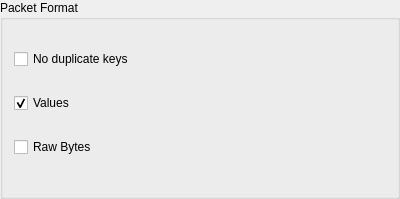
Qt form utilities/wireshark/ui/qt/packet_format_json_group_box.ui (kimocoder/nexmon) before a commit.
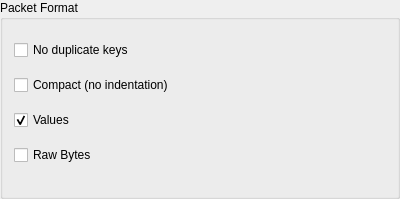
The same form after that commit.

```diff
--- a/utilities/wireshark/ui/qt/packet_format_json_group_box.ui
+++ b/utilities/wireshark/ui/qt/packet_format_json_group_box.ui
@@ -30,6 +30,19 @@
      </property>
     </widget>
    </item>
+   <item>
+    <widget class="QCheckBox" name="compactCheckBox">
+     <property name="toolTip">
+      <string>&lt;html&gt;&lt;head/&gt;&lt;body&gt;&lt;p&gt;Output compact JSON without indentation (significantly faster and smaller)&lt;/p&gt;&lt;/body&gt;&lt;/html&gt;</string>
+     </property>
+     <property name="text">
+      <string>Compact (no indentation)</string>
+     </property>
+     <property name="checked">
+      <bool>false</bool>
+     </property>
+    </widget>
+   </item>
    <item>
     <widget class="QCheckBox" name="valuesCheckBox">
      <property name="toolTip">
```
